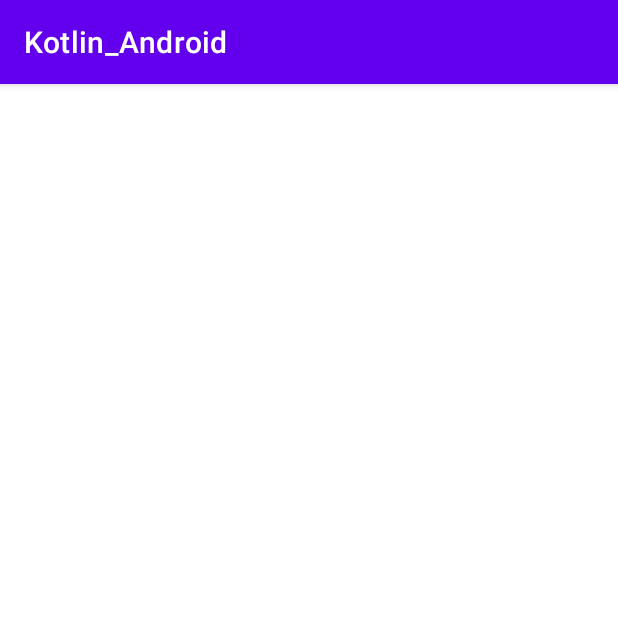
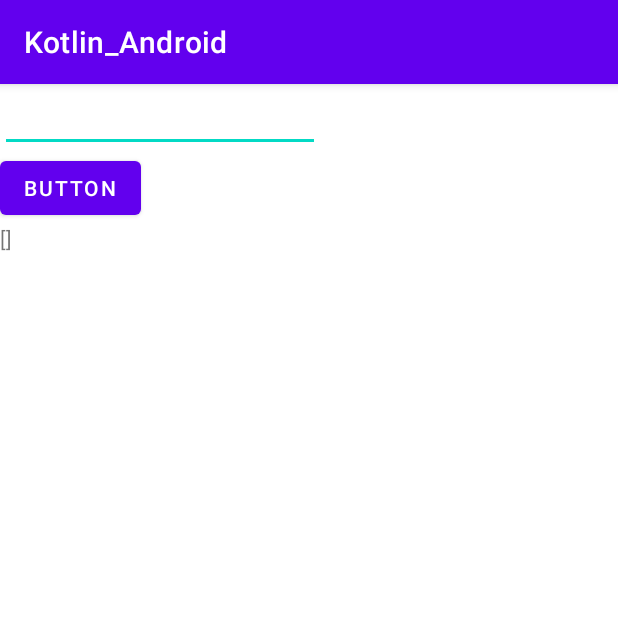
Before and after one commit to birariro/Kotlin_Android, an Android app: the screen it shows after launch (MainActivity), on a phone screen of 412 x 824 dp, the top half of it. Run offline under Robolectric (Android 15) with nearby library versions, the phone set to English and light mode, and no system bars; our stand-ins replace Room's generated code, data binding.

Commit message:
바인딩

```diff
--- a/app/build.gradle
+++ b/app/build.gradle
@@ -50,5 +50,5 @@ dependencies {
     androidTestImplementation 'androidx.test.espresso:espresso-core:3.3.0'
     def room_version = "2.2.6"
     kapt "androidx.room:room-compiler:$room_version"
-    implementation 'androidx.lifecycle:lifecycle-runtime-ktx:2.2.0'
+    implementation "androidx.lifecycle:lifecycle-viewmodel-ktx:$lifecycle_version"
 }
--- a/app/src/main/java/com/example/kotlin_android/MainActivity.kt
+++ b/app/src/main/java/com/example/kotlin_android/MainActivity.kt
@@ -2,42 +2,21 @@ package com.example.kotlin_android
 
 import androidx.appcompat.app.AppCompatActivity
 import android.os.Bundle
-import android.widget.Button
-import android.widget.EditText
-import android.widget.TextView
 import androidx.databinding.DataBindingUtil
-import androidx.lifecycle.Observer
-import androidx.lifecycle.ViewModel
 import androidx.lifecycle.ViewModelProvider
-import androidx.lifecycle.lifecycleScope
-import androidx.room.Room
 import com.example.kotlin_android.databinding.ActivityMainBinding
-import kotlinx.coroutines.Dispatchers
-import kotlinx.coroutines.launch
 
 class MainActivity : AppCompatActivity() {
 
     override fun onCreate(savedInstanceState: Bundle?) {
         super.onCreate(savedInstanceState)
         val binding = DataBindingUtil.setContentView<ActivityMainBinding>(this,R.layout.activity_main)
+
         binding.lifecycleOwner = this; // 라이브 데이터를 사용하기 위함
 
-        val todo_edit:EditText = findViewById(R.id.todo_edit)
-        val add_button:Button = findViewById(R.id.add_button)
-        val resultText:TextView = findViewById(R.id.resultText)
+        val viewModel = ViewModelProvider(this, MainViewModel.Factory(application)).get(MainViewModel::class.java)
+        binding.mainViewModel =viewModel
 
-        val viewModel = ViewModelProvider(this, MainViewModel.Factory(application)).get(MainViewModel::class.java)
-        binding.mainActivityViewModel =viewModel
 
-        viewModel.getAll().observe(this, {
-                resultText.text=it.toString();
-            })
-
-       add_button.setOnClickListener{
-           lifecycleScope.launch(Dispatchers.IO) {
-               viewModel.insert(Todo(todo_edit.text.toString()))
-           }
-
-       }
     }
 }
--- a/app/src/main/java/com/example/kotlin_android/MainViewModel.kt
+++ b/app/src/main/java/com/example/kotlin_android/MainViewModel.kt
@@ -1,11 +1,10 @@
 package com.example.kotlin_android
 
 import android.app.Application
-import androidx.lifecycle.AndroidViewModel
-import androidx.lifecycle.LiveData
-import androidx.lifecycle.ViewModel
-import androidx.lifecycle.ViewModelProvider
+import androidx.lifecycle.*
 import androidx.room.Room
+import kotlinx.coroutines.Dispatchers
+import kotlinx.coroutines.launch
 
 class MainViewModel(application:Application) : AndroidViewModel(application) {
 
@@ -21,9 +20,11 @@ class MainViewModel(application:Application) : AndroidViewModel(application) {
             AppDatabase::class.java, "todo-db")
             .build()
 
-    lateinit var todos :LiveData<List<Todo>>
+    var todos :LiveData<List<Todo>>
+    var newTodo:String
     init{
         todos = getAll()
+        newTodo = "";
     }
     fun getAll():LiveData<List<Todo>>{
         return db.TodoDAO().GetAll()
@@ -31,7 +32,10 @@ class MainViewModel(application:Application) : AndroidViewModel(application) {
 
     //suspend 는 해당 메소드는 코루틴 안에서만 실행하도록하게한다.
     //만약 코루틴 밖에서 사용하면 에러가 난다.
-    suspend fun insert(todo:Todo){
-        db.TodoDAO().Insert(todo)
+    fun insert(todo:String){
+        viewModelScope.launch(Dispatchers.IO) {
+            db.TodoDAO().Insert(Todo(todo))
+        }
+
     }
 }
--- a/app/src/main/java/com/example/kotlin_android/TodoDAO.kt
+++ b/app/src/main/java/com/example/kotlin_android/TodoDAO.kt
@@ -10,11 +10,11 @@ interface TodoDAO {
     fun GetAll(): LiveData<List<Todo>>
 
     @Insert
-    fun Insert(todo: Todo)
+     fun Insert(todo: Todo)
 
     @Update
-    fun Update(todo: Todo)
+     fun Update(todo: Todo)
 
     @Delete
-    fun Delete(todo: Todo)
+     fun Delete(todo: Todo)
 }
--- a/app/src/main/res/layout/activity_main.xml
+++ b/app/src/main/res/layout/activity_main.xml
@@ -5,7 +5,7 @@
     xmlns:tools="http://schemas.android.com/tools">
     <data>
         <variable
-            name="mainActivityViewModel"
+            name="mainViewModel"
             type="com.example.kotlin_android.MainViewModel" />
     </data>
     <LinearLayout
@@ -14,27 +14,29 @@
         android:orientation="vertical"
         tools:context=".MainActivity">
 
+        <!--양방향 바인딩-->
         <EditText
             android:id="@+id/todo_edit"
             android:layout_width="wrap_content"
             android:layout_height="wrap_content"
             android:ems="10"
             android:inputType="textPersonName"
-            android:text="Name" />
-
+            android:text="@={mainViewModel.newTodo}" />
+        <!--람다-->
         <Button
             android:id="@+id/add_button"
             android:layout_width="wrap_content"
             android:layout_height="wrap_content"
-            android:text="Button" />
-
+            android:text="Button"
+            android:onClick="@{()-> mainViewModel.insert(mainViewModel.newTodo)}"
+            />
+        <!--바인딩-->
         <TextView
             android:id="@+id/resultText"
-            android:text="@{mainActivityViewModel.}"
+            android:text="@{mainViewModel.todos.toString()}"
             android:layout_width="wrap_content"
             android:layout_height="wrap_content"
-            android:layout_weight="1"
-            android:text="TextView" />
+            android:layout_weight="1"/>
 
     </LinearLayout>
 </layout>
```
